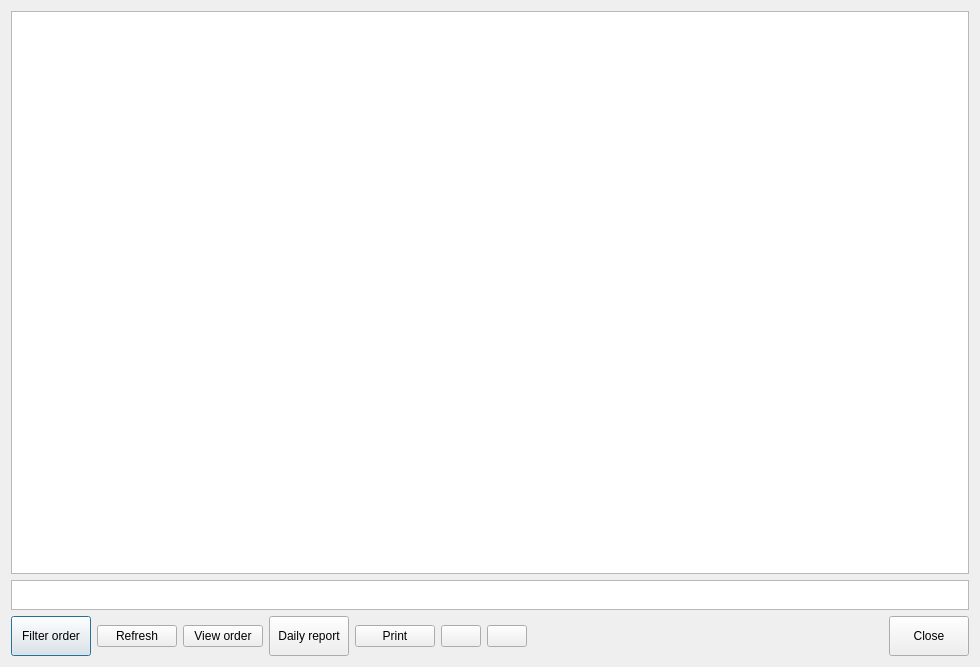
This is dlgreports.ui in End1-1/FastF as Qt 5 draws it before an edit. The edited form follows.
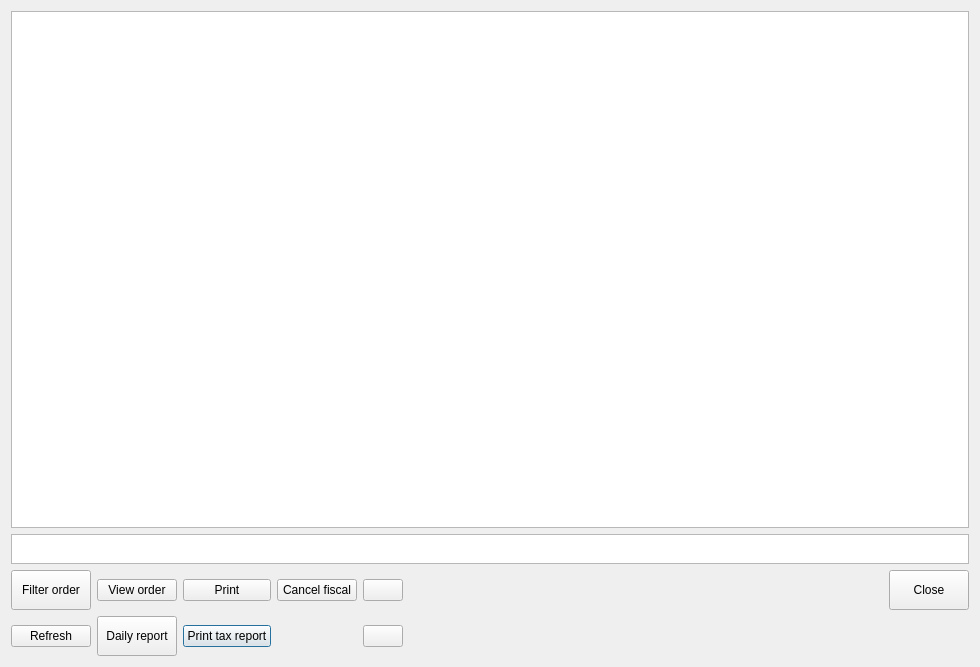
This is the edited form. Icons and pictures are not drawn.

What changed in the file:
```diff
--- a/dlgreports.ui
+++ b/dlgreports.ui
@@ -72,7 +72,7 @@
    </item>
    <item>
     <widget class="QWidget" name="widget" native="true">
-     <layout class="QHBoxLayout" name="horizontalLayout">
+     <layout class="QGridLayout" name="gridLayout">
       <property name="leftMargin">
        <number>0</number>
       </property>
@@ -85,7 +85,54 @@
       <property name="bottomMargin">
        <number>0</number>
       </property>
-      <item>
+      <item row="0" column="8">
+       <spacer name="horizontalSpacer">
+        <property name="orientation">
+         <enum>Qt::Horizontal</enum>
+        </property>
+        <property name="sizeHint" stdset="0">
+         <size>
+          <width>771</width>
+          <height>20</height>
+         </size>
+        </property>
+       </spacer>
+      </item>
+      <item row="1" column="4">
+       <widget class="QPushButton" name="btnPrintTaxReport">
+        <property name="text">
+         <string>Print tax report</string>
+        </property>
+        <property name="icon">
+         <iconset resource="Res.qrc">
+          <normaloff>:/res/service_check.png</normaloff>:/res/service_check.png</iconset>
+        </property>
+        <property name="iconSize">
+         <size>
+          <width>36</width>
+          <height>36</height>
+         </size>
+        </property>
+       </widget>
+      </item>
+      <item row="0" column="6">
+       <widget class="QPushButton" name="btnUp">
+        <property name="text">
+         <string/>
+        </property>
+        <property name="icon">
+         <iconset resource="Res.qrc">
+          <normaloff>:/res/down.png</normaloff>:/res/down.png</iconset>
+        </property>
+        <property name="iconSize">
+         <size>
+          <width>36</width>
+          <height>36</height>
+         </size>
+        </property>
+       </widget>
+      </item>
+      <item row="0" column="0">
        <widget class="QPushButton" name="btnOrderFilter">
         <property name="minimumSize">
          <size>
@@ -108,10 +155,10 @@
         </property>
        </widget>
       </item>
-      <item>
-       <widget class="QPushButton" name="pushButton">
+      <item row="0" column="4">
+       <widget class="QPushButton" name="btnPrint">
         <property name="text">
-         <string>Refresh</string>
+         <string>Print</string>
         </property>
         <property name="icon">
          <iconset resource="Res.qrc">
@@ -125,7 +172,7 @@
         </property>
        </widget>
       </item>
-      <item>
+      <item row="0" column="2">
        <widget class="QPushButton" name="pushButton_2">
         <property name="text">
          <string>View order</string>
@@ -142,7 +189,24 @@
         </property>
        </widget>
       </item>
-      <item>
+      <item row="1" column="0">
+       <widget class="QPushButton" name="pushButton">
+        <property name="text">
+         <string>Refresh</string>
+        </property>
+        <property name="icon">
+         <iconset resource="Res.qrc">
+          <normaloff>:/res/reload.png</normaloff>:/res/reload.png</iconset>
+        </property>
+        <property name="iconSize">
+         <size>
+          <width>36</width>
+          <height>36</height>
+         </size>
+        </property>
+       </widget>
+      </item>
+      <item row="1" column="2">
        <widget class="QPushButton" name="btnDailySale">
         <property name="minimumSize">
          <size>
@@ -165,41 +229,7 @@
         </property>
        </widget>
       </item>
-      <item>
-       <widget class="QPushButton" name="btnPrint">
-        <property name="text">
-         <string>Print</string>
-        </property>
-        <property name="icon">
-         <iconset resource="Res.qrc">
-          <normaloff>:/res/service_check.png</normaloff>:/res/service_check.png</iconset>
-        </property>
-        <property name="iconSize">
-         <size>
-          <width>36</width>
-          <height>36</height>
-         </size>
-        </property>
-       </widget>
-      </item>
-      <item>
-       <widget class="QPushButton" name="btnUp">
-        <property name="text">
-         <string/>
-        </property>
-        <property name="icon">
-         <iconset resource="Res.qrc">
-          <normaloff>:/res/down.png</normaloff>:/res/down.png</iconset>
-        </property>
-        <property name="iconSize">
-         <size>
-          <width>36</width>
-          <height>36</height>
-         </size>
-        </property>
-       </widget>
-      </item>
-      <item>
+      <item row="1" column="6">
        <widget class="QPushButton" name="btnDown">
         <property name="text">
          <string/>
@@ -216,20 +246,7 @@
         </property>
        </widget>
       </item>
-      <item>
-       <spacer name="horizontalSpacer">
-        <property name="orientation">
-         <enum>Qt::Horizontal</enum>
-        </property>
-        <property name="sizeHint" stdset="0">
-         <size>
-          <width>771</width>
-          <height>20</height>
-         </size>
-        </property>
-       </spacer>
-      </item>
-      <item>
+      <item row="0" column="9">
        <widget class="QPushButton" name="btnClose">
         <property name="minimumSize">
          <size>
@@ -255,6 +272,23 @@
         </property>
        </widget>
       </item>
+      <item row="0" column="5">
+       <widget class="QPushButton" name="btnTaxBack">
+        <property name="text">
+         <string>Cancel fiscal</string>
+        </property>
+        <property name="icon">
+         <iconset resource="Res.qrc">
+          <normaloff>:/res/service_check.png</normaloff>:/res/service_check.png</iconset>
+        </property>
+        <property name="iconSize">
+         <size>
+          <width>36</width>
+          <height>36</height>
+         </size>
+        </property>
+       </widget>
+      </item>
      </layout>
     </widget>
    </item>
```
Left out of the diff: 2 changed lines with no effect on the pictures.
